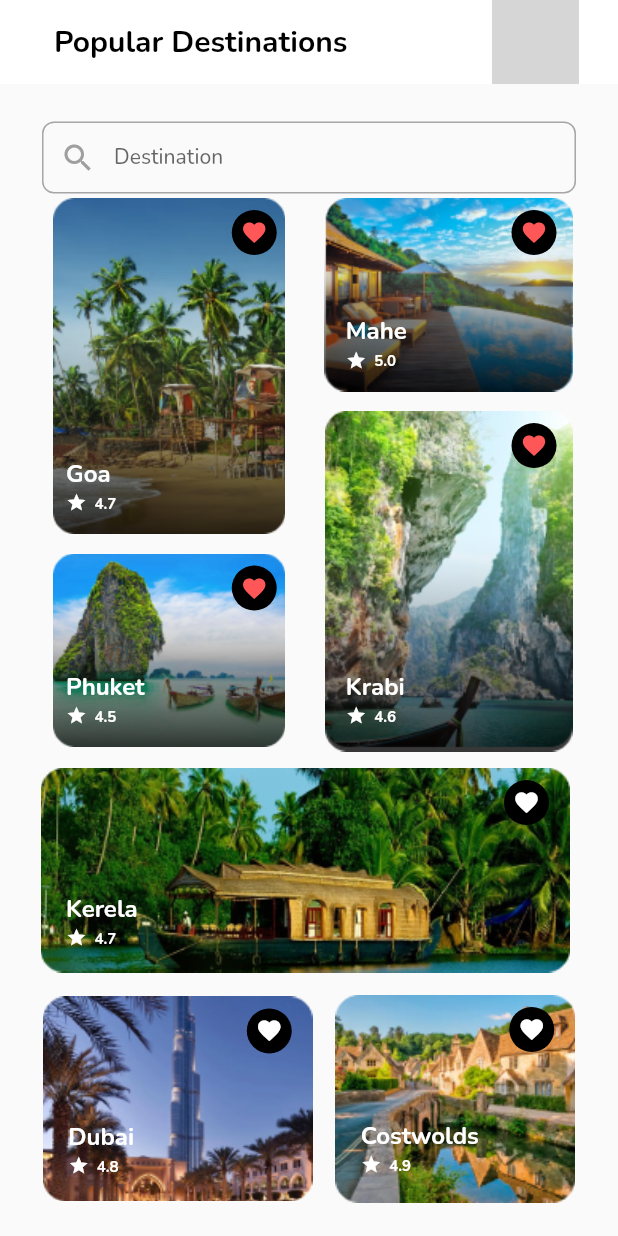
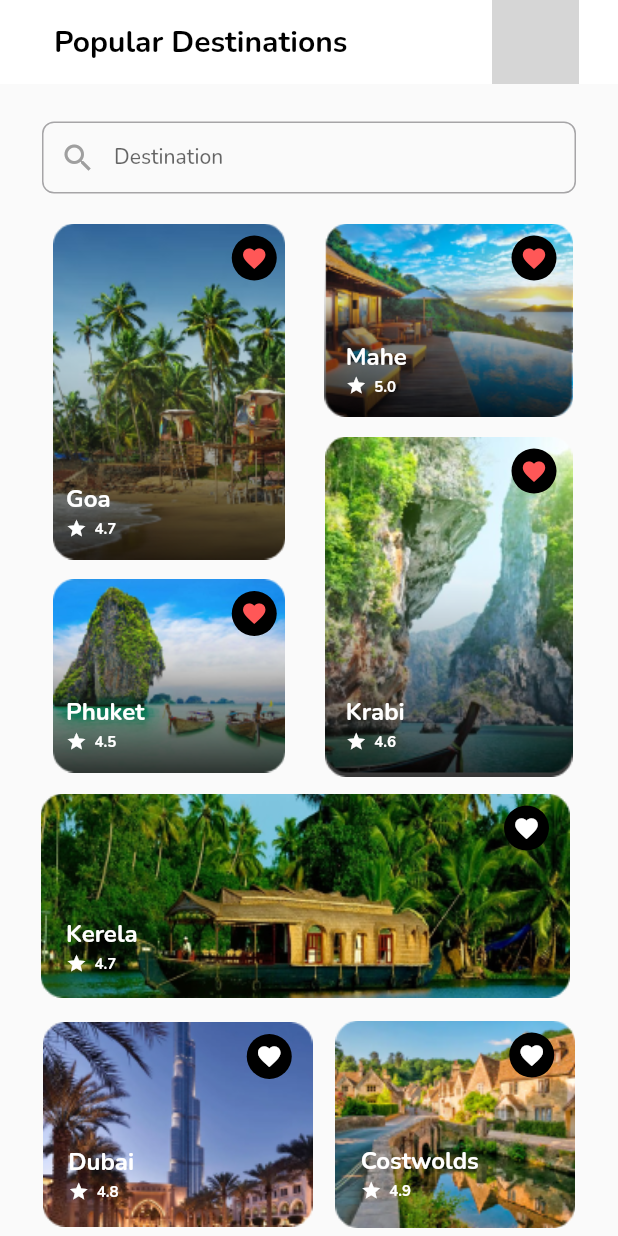
Before and after one commit to Gegerout/travel_app, a Flutter app: the ListingPage screen opened directly with empty values, on a phone screen of 412 x 824 dp. Run offline on Flutter 3.47's test engine with Material 2 defaults, Android fonts, the phone set to English and light mode, and no system bars; our stand-ins replace dio, flutter_riverpod, google_fonts; network calls fail; grey boxes are pictures that could not be loaded.

Commit message:
home page update

```diff
--- a/lib/home/presentation/pages/listing_page.dart
+++ b/lib/home/presentation/pages/listing_page.dart
@@ -84,6 +84,7 @@ class ListingPage extends StatelessWidget {
                   ),
                 ),
               ),
+              const SizedBox(height: 17),
               Padding(
                 padding: const EdgeInsets.only(left: 27, right: 27),
                 child: SizedBox(
@@ -362,7 +363,8 @@ class ListingPage extends StatelessWidget {
                     ),
                   ),
                 ],
-              )
+              ),
+              const SizedBox(height: 25),
             ],
           ),
         ));
```
